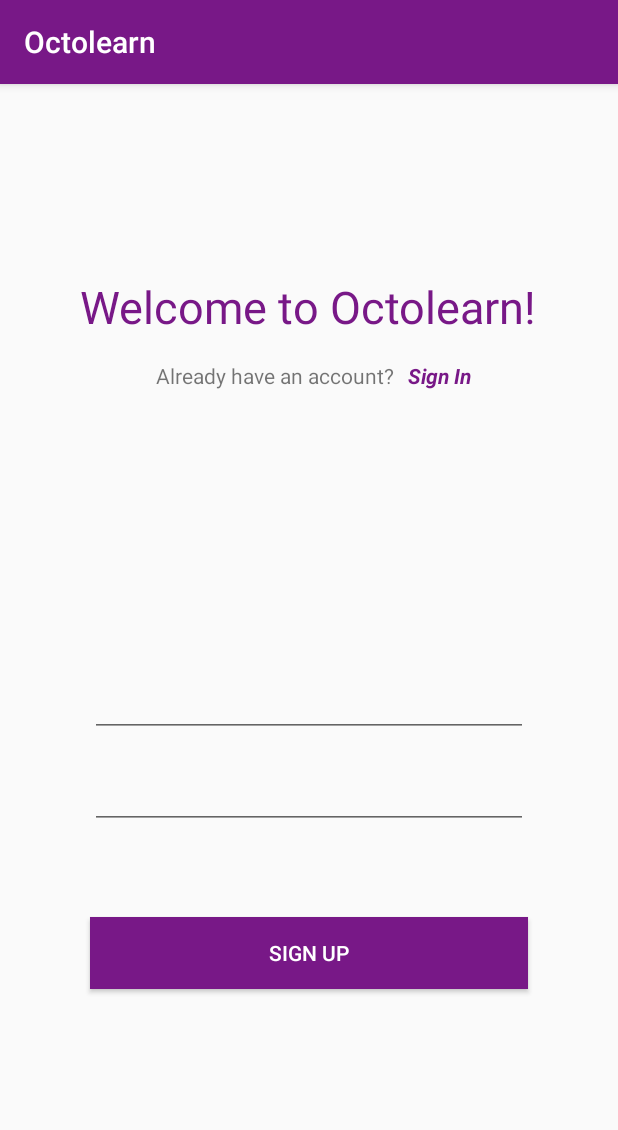
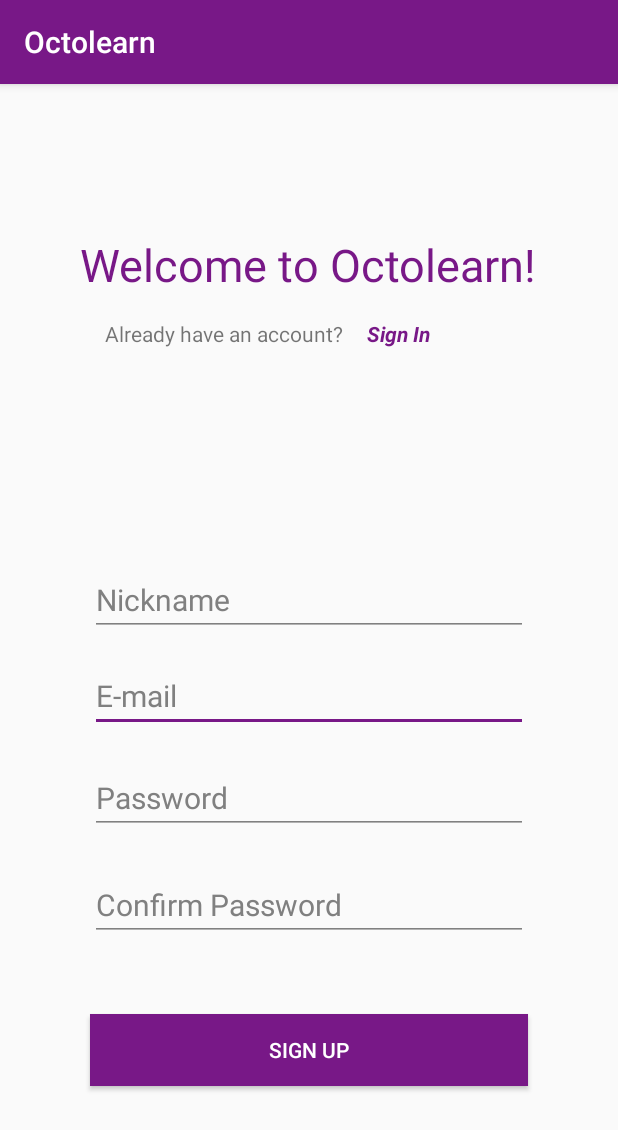
Before and after one commit to k-teo/octolearn, an Android app: the RegisterActivity screen opened directly, with no data from a screen before it, on a phone screen of 412 x 824 dp. Shown: the top 1130 px of the screen. Run offline under Robolectric (Android 15) with nearby library versions, the phone set to English and light mode, and no system bars.

Commit message:
Login constraints test on different phone

```diff
--- a/app/src/main/res/layout/activity_register.xml
+++ b/app/src/main/res/layout/activity_register.xml
@@ -6,20 +6,28 @@
     android:layout_height="match_parent"
     tools:context=".RegisterActivity">
 
+
+
+
     <EditText
         android:id="@+id/editTextTextEmailAddress"
         android:layout_width="0dp"
-        android:layout_height="0dp"
+        android:layout_height="wrap_content"
         android:layout_marginStart="60dp"
         android:layout_marginLeft="60dp"
-        android:layout_marginTop="170dp"
+        android:layout_marginTop="16dp"
         android:layout_marginEnd="60dp"
         android:layout_marginRight="60dp"
+        android:layout_marginBottom="336dp"
         android:ems="10"
+        android:hint="E-mail"
+        android:theme="@style/myTextInputLabel"
         android:inputType="textEmailAddress"
+        app:layout_constraintBottom_toBottomOf="parent"
         app:layout_constraintEnd_toEndOf="parent"
+        app:layout_constraintHorizontal_bias="0.0"
         app:layout_constraintStart_toStartOf="parent"
-        app:layout_constraintTop_toBottomOf="@+id/textView5" />
+        app:layout_constraintTop_toBottomOf="@+id/editTextTextPersonName" />
 
     <EditText
         android:id="@+id/editTextTextPassword"
@@ -30,14 +38,17 @@
         android:layout_marginTop="16dp"
         android:layout_marginEnd="60dp"
         android:layout_marginRight="60dp"
+        android:layout_marginBottom="268dp"
         android:ems="10"
+        android:hint="Password"
+        android:theme="@style/myTextInputLabel"
         android:inputType="textPassword"
         app:layout_constraintBottom_toBottomOf="parent"
         app:layout_constraintEnd_toEndOf="parent"
-        app:layout_constraintHorizontal_bias="0.502"
+        app:layout_constraintHorizontal_bias="0.0"
         app:layout_constraintStart_toStartOf="parent"
-        app:layout_constraintTop_toBottomOf="@+id/editTextTextEmailAddress"
-        app:layout_constraintVertical_bias="0.0" />
+        app:layout_constraintTop_toTopOf="@+id/editTextTextEmailAddress"
+        app:layout_constraintVertical_bias="1.0" />
 
     <Button
         android:id="@+id/button"
@@ -60,10 +71,10 @@
         android:id="@+id/textView4"
         android:layout_width="wrap_content"
         android:layout_height="0dp"
-        android:layout_marginTop="128dp"
+        android:layout_marginTop="100dp"
         android:text="Welcome to Octolearn!"
+        android:textColor="@color/colorPrimary"
         android:textSize="@dimen/font_size_large"
-        android:textColor="@color/colorPrimary"
         app:layout_constraintEnd_toEndOf="parent"
         app:layout_constraintHorizontal_bias="0.495"
         app:layout_constraintStart_toStartOf="parent"
@@ -71,10 +82,10 @@
 
     <TextView
         android:id="@+id/textView5"
-        android:layout_width="wrap_content"
+        android:layout_width="0dp"
         android:layout_height="wrap_content"
-        android:layout_marginStart="104dp"
-        android:layout_marginLeft="104dp"
+        android:layout_marginStart="70dp"
+        android:layout_marginLeft="70dp"
         android:layout_marginTop="16dp"
         android:text="Already have an account?"
         app:layout_constraintStart_toStartOf="parent"
@@ -82,11 +93,13 @@
 
     <TextView
         android:id="@+id/textView6"
-        android:layout_width="wrap_content"
+        android:layout_width="0dp"
         android:layout_height="wrap_content"
+        android:layout_marginStart="16dp"
+        android:layout_marginLeft="16dp"
         android:layout_marginTop="16dp"
-        android:layout_marginEnd="98dp"
-        android:layout_marginRight="98dp"
+        android:layout_marginEnd="70dp"
+        android:layout_marginRight="70dp"
         android:text="Sign In"
         android:textColor="@color/colorPrimary"
         android:textStyle="bold|italic"
@@ -104,10 +117,32 @@
         android:layout_marginTop="16dp"
         android:layout_marginEnd="60dp"
         android:layout_marginRight="60dp"
+        android:layout_marginBottom="190dp"
         android:ems="10"
+        android:hint="Confirm Password"
         android:inputType="textPassword"
+        android:theme="@style/myTextInputLabel"
+        app:layout_constraintBottom_toBottomOf="parent"
         app:layout_constraintEnd_toEndOf="parent"
         app:layout_constraintStart_toStartOf="parent"
         app:layout_constraintTop_toBottomOf="@+id/editTextTextPassword" />
 
+    <EditText
+        android:id="@+id/editTextTextPersonName"
+        android:layout_width="0dp"
+        android:layout_height="wrap_content"
+        android:layout_marginStart="60dp"
+        android:layout_marginLeft="60dp"
+        android:layout_marginEnd="60dp"
+        android:layout_marginRight="60dp"
+        android:layout_marginBottom="400dp"
+        android:ems="10"
+        android:theme="@style/myTextInputLabel"
+        android:hint="Nickname"
+        android:inputType="textPersonName"
+        app:layout_constraintBottom_toBottomOf="parent"
+        app:layout_constraintEnd_toEndOf="parent"
+        app:layout_constraintHorizontal_bias="1.0"
+        app:layout_constraintStart_toStartOf="parent" />
+
 </androidx.constraintlayout.widget.ConstraintLayout>
--- a/app/src/main/res/values/styles.xml
+++ b/app/src/main/res/values/styles.xml
@@ -15,5 +15,12 @@
     <style name="AppTheme.AppBarOverlay" parent="ThemeOverlay.AppCompat.Dark.ActionBar" />
 
     <style name="AppTheme.PopupOverlay" parent="ThemeOverlay.AppCompat.Light" />
-
+    <style name="myTextInputLabel" parent="TextAppearance.AppCompat">
+        <!-- Customize your theme here. -->
+        <item name="android:textColorHint">@android:color/tertiary_text_dark</item>
+        <item name="android:textSize">20sp</item>
+        <item name="colorAccent">@color/colorAccent</item>
+        <item name="colorControlNormal">@android:color/tertiary_text_dark</item>
+        <item name="colorControlActivated">@color/colorPrimary</item>
+    </style>
 </resources>
```
Also changed, not shown: app/src/main/res/layout/activity_login.xml (+42 -35 lines).
